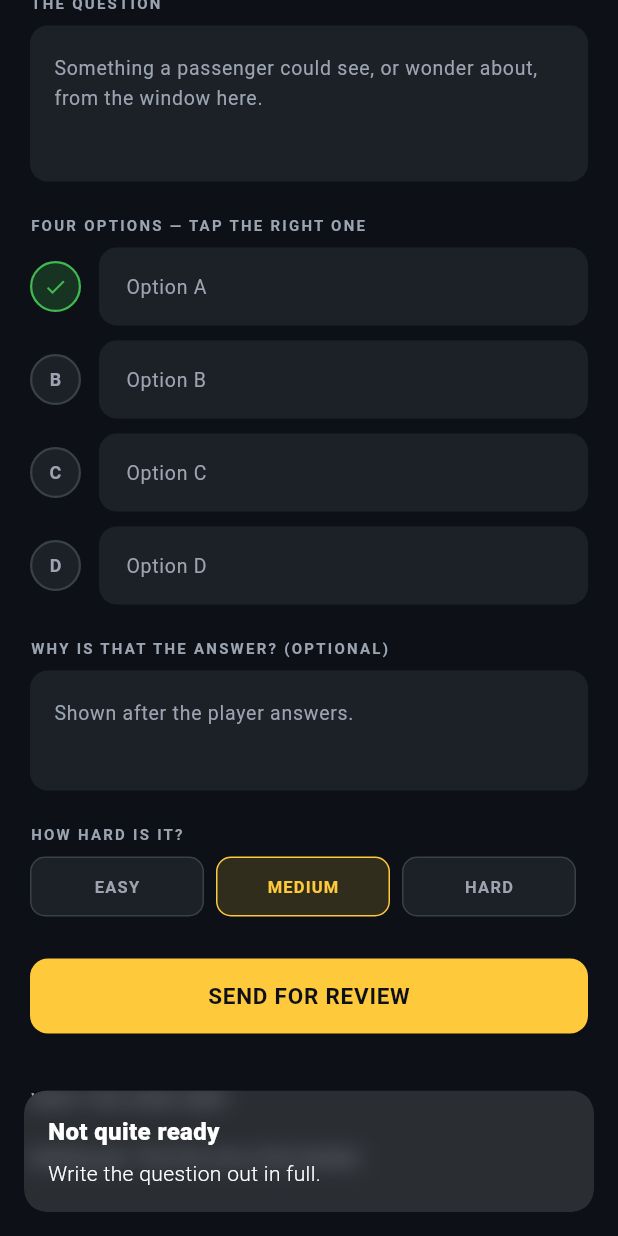
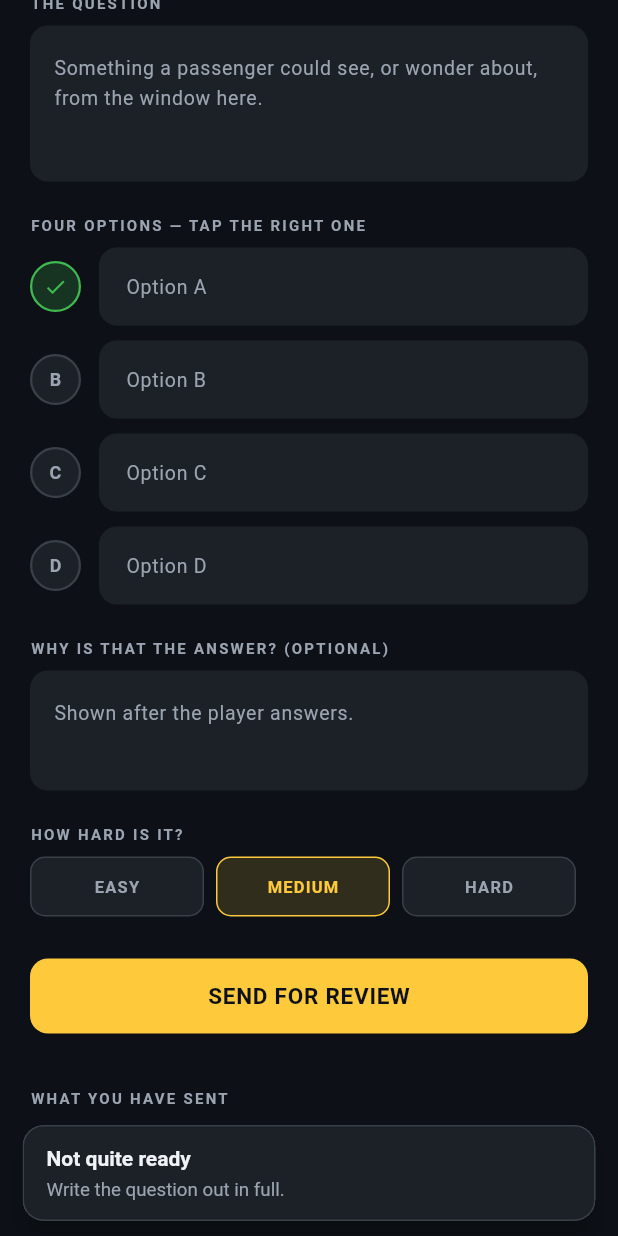
Before and after one commit to viveky259259/divide_game, a Flutter app: the ContributeScreen widget shown alone on an empty page, opened directly, scrolled down 220 dp, after a tap on "SEND FOR REVIEW", on a phone screen of 412 x 824 dp. Run offline on Flutter 3.47's test engine with Material 3 defaults, Android fonts, the phone set to English and light mode, and no system bars; our stand-ins replace connectivity_plus, get, hive_flutter; accounts and stored records are empty.

Commit message:
Stop notices from blocking the tab bar
Found by driving a web build in a browser: after submitting a question
or buying something, taps on the bottom tabs did nothing for the 3-4
seconds the notice was up. Get.snackbar sat on top of the navigation
bar, and even when moved clear of it, GetX wraps a full-screen layer in
a semantics container that swallows every tap in the accessibility tree.

All six notices now go through showNotice, which uses Flutter's own
floating SnackBar via a ScaffoldMessenger key on GetMaterialApp. It
places itself above the NavigationBar and its semantics cover only the
notice.

Also corrects the quit dialog, which claimed the current station "stays
locked". It is the line past it that stays locked, and on a replay of a
cleared station nothing is lost at all.

Co-Authored-By: Claude Opus 5.5 <noreply@anthropic.com>
Claude-Session: https://claude.ai/code/session_012k392GPw3P1dqLAVuv1cyS

```diff
--- a/lib/main.dart
+++ b/lib/main.dart
@@ -9,6 +9,7 @@ import 'package:mumbai_train_quiz/data/local/sync_service.dart';
 import 'package:mumbai_train_quiz/modules/auth/auth_controller.dart';
 import 'package:mumbai_train_quiz/modules/quiz/quiz_controller.dart';
 import 'package:mumbai_train_quiz/utils/constants.dart';
+import 'package:mumbai_train_quiz/widgets/app_widgets.dart';
 
 Future<void> main() async {
   WidgetsFlutterBinding.ensureInitialized();
@@ -37,6 +38,7 @@ class WindowSeatApp extends StatelessWidget {
       theme: AppTheme.dark,
       initialRoute: AppRoutes.splash,
       getPages: AppPages.pages,
+      scaffoldMessengerKey: noticeMessengerKey,
     );
   }
 }
--- a/lib/modules/contribute/views/contribute_screen.dart
+++ b/lib/modules/contribute/views/contribute_screen.dart
@@ -5,6 +5,7 @@ import 'package:mumbai_train_quiz/app/theme/app_theme.dart';
 import 'package:mumbai_train_quiz/data/models/question_model.dart';
 import 'package:mumbai_train_quiz/modules/contribute/contribute_controller.dart';
 import 'package:mumbai_train_quiz/utils/constants.dart';
+import 'package:mumbai_train_quiz/widgets/app_widgets.dart';
 
 /// Where a contributor writes a question about their own stretch of the line.
 class ContributeScreen extends StatefulWidget {
@@ -44,11 +45,9 @@ class _ContributeScreenState extends State<ContributeScreen> {
     setState(() => _busy = false);
 
     if (problem != null) {
-      Get.snackbar(
+      showNotice(
         'Not quite ready',
         problem,
-        snackPosition: SnackPosition.BOTTOM,
-        margin: const EdgeInsets.all(16),
       );
       return;
     }
@@ -59,12 +58,10 @@ class _ContributeScreenState extends State<ContributeScreen> {
       o.clear();
     }
 
-    Get.snackbar(
+    showNotice(
       'Sent for review',
       'An admin will check it. Once approved it joins the pool for that '
           'station.',
-      snackPosition: SnackPosition.BOTTOM,
-      margin: const EdgeInsets.all(16),
       duration: const Duration(seconds: 4),
     );
   }
--- a/lib/widgets/app_widgets.dart
+++ b/lib/widgets/app_widgets.dart
@@ -215,3 +215,60 @@ class StatTile extends StatelessWidget {
     );
   }
 }
+
+/// Handed to [GetMaterialApp] so [showNotice] can reach the messenger from a
+/// controller or a callback that has no [BuildContext] of its own.
+final noticeMessengerKey = GlobalKey<ScaffoldMessengerState>();
+
+/// A short confirmation or nudge.
+///
+/// Uses Flutter's own [SnackBar] rather than `Get.snackbar`: it floats above
+/// the bottom navigation bar on its own, and its semantics node covers only
+/// the notice. GetX's version wraps a full-screen layer in a semantics
+/// container, which swallows taps on the tabs behind it for anyone using the
+/// accessibility tree until it clears.
+void showNotice(
+  String title,
+  String message, {
+  Duration duration = const Duration(seconds: 3),
+}) {
+  final messenger = noticeMessengerKey.currentState;
+  if (messenger == null) return;
+
+  messenger
+    ..hideCurrentSnackBar()
+    ..showSnackBar(
+      SnackBar(
+        behavior: SnackBarBehavior.floating,
+        duration: duration,
+        backgroundColor: AppColors.surface,
+        shape: RoundedRectangleBorder(
+          borderRadius: BorderRadius.circular(14),
+          side: const BorderSide(color: AppColors.trackGrey),
+        ),
+        content: Column(
+          mainAxisSize: MainAxisSize.min,
+          crossAxisAlignment: CrossAxisAlignment.start,
+          children: [
+            Text(
+              title,
+              style: const TextStyle(
+                color: AppColors.textPrimary,
+                fontWeight: FontWeight.bold,
+                fontSize: 14,
+              ),
+            ),
+            const SizedBox(height: 3),
+            Text(
+              message,
+              style: const TextStyle(
+                color: AppColors.textSecondary,
+                fontSize: 12.5,
+                height: 1.4,
+              ),
+            ),
+          ],
+        ),
+      ),
+    );
+}
```
Also changed, not shown: lib/modules/admin/views/admin_review_screen.dart (+2 -6 lines), lib/modules/marketplace/views/marketplace_screen.dart (+2 -6 lines), lib/modules/quiz/views/quiz_screen.dart (+10 -2 lines).
